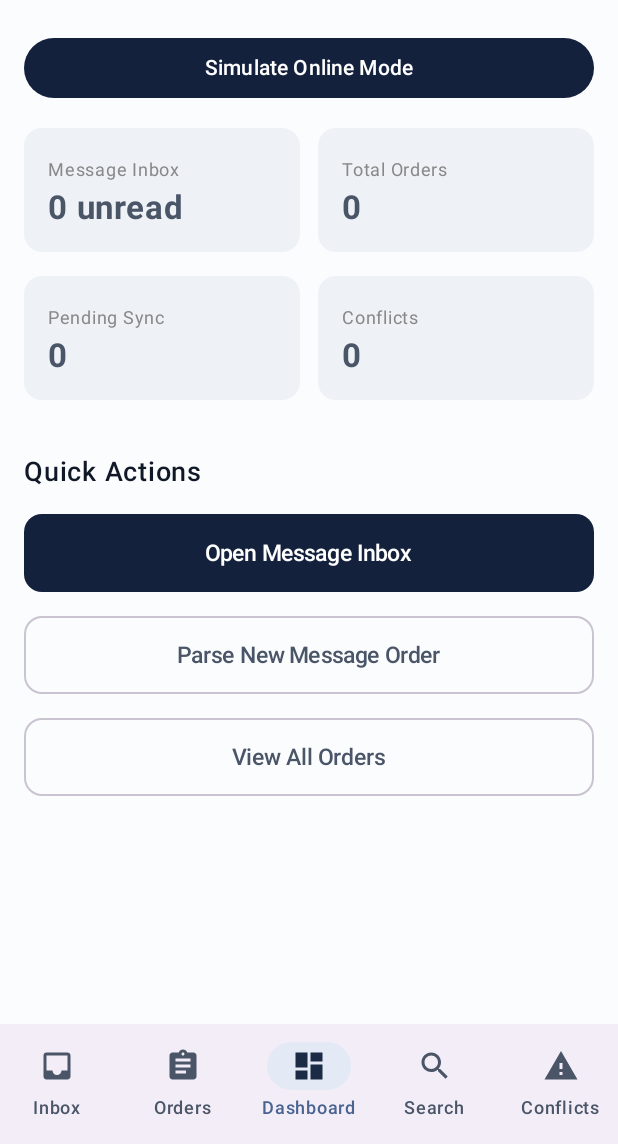
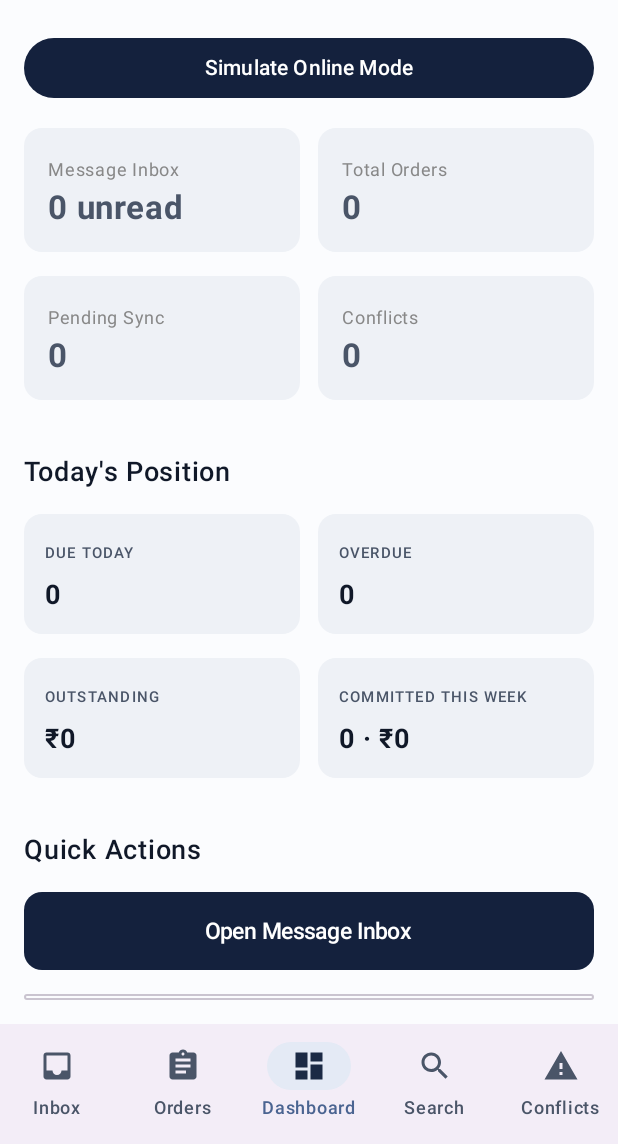
Before and after one commit to nakul09i/DevCraft, an Android app built with Jetpack Compose: the screen it shows after launch (MainActivity), item 3 of the bottom bar chosen, on a phone screen of 412 x 824 dp, the part 92-1236 px from its top. Run offline under Robolectric (Android 15) with nearby library versions, the phone set to English and light mode, and no system bars; our stand-ins replace Room's generated code.

Commit message:
fix(query): add offline operational query layer
Answers the operational questions with local SQL only; no network on any
of these paths.

- what is due today            getDueOn
- what is overdue              getOverdue
- how much is outstanding      getOutstandingTotal
- which customers owe money    getCustomerBalances
- what did they order last     getLastOrderForCustomer (+ items = the
                               specifications used previously)
- committed capacity this week getCommittedValueBetween / CountBetween

dueDate is ISO-8601 text, so lexicographic comparison is chronological and
these are plain SQL comparisons with no date conversion.

Adds OperationalCalendar for the date windows, taking millis as a parameter
so it is unit-testable. Week is pinned to Monday-Sunday rather than the
locale default, so "this week" means the same thing on every device.

Surfaced on the dashboard as a "Today's Position" tile row, with overdue
using the error container when non-zero.

Caveat on "outstanding": there is no payments table, so this is the value
of orders not yet completed or cancelled - a commitment total, not an
accounts-receivable balance.

7 OperationalCalendar tests including month and year boundary crossing.
The DAO SQL itself needs an instrumented test to execute; that is not
covered by JVM unit tests.

Verified: assembleDebug BUILD SUCCESSFUL, 57/57 unit tests pass.

Co-Authored-By: Claude Opus 5 (1M context) <noreply@anthropic.com>

```diff
--- a/app/src/main/java/com/devcraft/MainActivity.kt
+++ b/app/src/main/java/com/devcraft/MainActivity.kt
@@ -110,12 +110,23 @@ class MainActivity : ComponentActivity() {
                         }
 
                         composable("dashboard") {
+                            val dueToday by viewModel.dueToday.collectAsState()
+                            val overdue by viewModel.overdue.collectAsState()
+                            val outstanding by viewModel.outstandingTotal.collectAsState()
+                            val committedCount by viewModel.committedThisWeekCount.collectAsState()
+                            val committedValue by viewModel.committedThisWeekValue.collectAsState()
+
                             DashboardScreen(
                                 isOnline = isOnline,
                                 totalOrders = orders.size,
                                 unreadMessageCount = unreadMsgCount,
                                 pendingSyncCount = pendingOps.size,
                                 conflictCount = conflicts.size,
+                                dueTodayCount = dueToday.size,
+                                overdueCount = overdue.size,
+                                outstandingTotal = outstanding,
+                                committedThisWeekCount = committedCount,
+                                committedThisWeekValue = committedValue,
                                 onToggleNetwork = { viewModel.toggleNetworkStatus() },
                                 onNavigateInbox = { navController.navigate("inbox") },
                                 onNavigateNewOrder = { navController.navigate("new_order") },
--- a/app/src/main/java/com/devcraft/data/local/dao/OrderDao.kt
+++ b/app/src/main/java/com/devcraft/data/local/dao/OrderDao.kt
@@ -12,6 +12,13 @@ data class OrderWithItems(
         entityColumn = "orderId"
     )
     val items: List<OrderItemEntity>
+)
+
+/** Outstanding balance per customer, for the "who owes money" query. */
+data class CustomerBalance(
+    val customerName: String,
+    val outstanding: Double,
+    val openOrders: Int,
 )
 
 @Dao
@@ -32,6 +39,74 @@ interface OrderDao {
     @Transaction
     @Query("SELECT * FROM orders WHERE rawMessage LIKE '%' || :query || '%' OR customerName LIKE '%' || :query || '%' ORDER BY createdAt DESC")
     fun searchOrders(query: String): Flow<List<OrderWithItems>>
+
+    // --- Operational queries. All local SQL: no network on any of these paths. ---
+    // dueDate is ISO-8601 text, so lexicographic comparison is chronological.
+
+    /** "What is due today?" */
+    @Transaction
+    @Query(
+        "SELECT * FROM orders WHERE dueDate = :todayIso " +
+            "AND status NOT IN ('COMPLETED', 'CANCELLED') ORDER BY createdAt DESC"
+    )
+    fun getDueOn(todayIso: String): Flow<List<OrderWithItems>>
+
+    /** "What is overdue?" */
+    @Transaction
+    @Query(
+        "SELECT * FROM orders WHERE dueDate IS NOT NULL AND dueDate != '' " +
+            "AND dueDate < :todayIso AND status NOT IN ('COMPLETED', 'CANCELLED') " +
+            "ORDER BY dueDate ASC"
+    )
+    fun getOverdue(todayIso: String): Flow<List<OrderWithItems>>
+
+    /**
+     * "How much is outstanding?" Outstanding means the value of orders not yet
+     * completed or cancelled; there is no separate payments table, so this is a
+     * commitment total rather than an accounts-receivable balance.
+     */
+    @Query("SELECT COALESCE(SUM(totalAmount), 0) FROM orders WHERE status NOT IN ('COMPLETED', 'CANCELLED')")
+    fun getOutstandingTotal(): Flow<Double>
+
+    /** "Which customers owe money?" */
+    @Query(
+        "SELECT customerName AS customerName, COALESCE(SUM(totalAmount), 0) AS outstanding, " +
+            "COUNT(*) AS openOrders FROM orders " +
+            "WHERE status NOT IN ('COMPLETED', 'CANCELLED') AND customerName IS NOT NULL " +
+            "GROUP BY customerName HAVING outstanding > 0 ORDER BY outstanding DESC"
+    )
+    fun getCustomerBalances(): Flow<List<CustomerBalance>>
+
+    /**
+     * "What did this customer order last time?" and, via its items,
+     * "what specifications were used previously?"
+     */
+    @Transaction
+    @Query(
+        "SELECT * FROM orders WHERE customerName = :name COLLATE NOCASE " +
+            "ORDER BY createdAt DESC LIMIT 1"
+    )
+    suspend fun getLastOrderForCustomer(name: String): OrderWithItems?
+
+    /** Full history for a customer, newest first. */
+    @Transaction
+    @Query(
+        "SELECT * FROM orders WHERE customerName = :name COLLATE NOCASE ORDER BY createdAt DESC"
+    )
+    fun getOrdersForCustomer(name: String): Flow<List<OrderWithItems>>
+
+    /** "What is committed capacity this week?" */
+    @Query(
+        "SELECT COALESCE(SUM(totalAmount), 0) FROM orders " +
+            "WHERE dueDate BETWEEN :startIso AND :endIso AND status NOT IN ('COMPLETED', 'CANCELLED')"
+    )
+    fun getCommittedValueBetween(startIso: String, endIso: String): Flow<Double>
+
+    @Query(
+        "SELECT COUNT(*) FROM orders " +
+            "WHERE dueDate BETWEEN :startIso AND :endIso AND status NOT IN ('COMPLETED', 'CANCELLED')"
+    )
+    fun getCommittedCountBetween(startIso: String, endIso: String): Flow<Int>
 
     /** Open orders that still have a due date, for re-arming alarms after reboot. */
     @Query(
--- /dev/null
+++ b/app/src/main/java/com/devcraft/domain/OperationalCalendar.kt
@@ -0,0 +1,36 @@
+package com.devcraft.domain
+
+import java.text.SimpleDateFormat
+import java.util.Calendar
+import java.util.Locale
+
+/**
+ * Date windows for the operational queries. Order due dates are stored as
+ * ISO-8601 `yyyy-MM-dd` text, which sorts and compares lexicographically, so
+ * every "due today / overdue / this week" question is a plain SQL comparison.
+ *
+ * Millis are passed in rather than read from the clock so this is unit-testable.
+ */
+object OperationalCalendar {
+
+    private fun formatter() = SimpleDateFormat("yyyy-MM-dd", Locale.US)
+
+    fun isoDate(millis: Long): String = formatter().format(java.util.Date(millis))
+
+    fun today(nowMillis: Long = System.currentTimeMillis()): String = isoDate(nowMillis)
+
+    /**
+     * Monday-to-Sunday window containing [nowMillis], as inclusive ISO bounds.
+     * Week start is pinned to Monday rather than taken from the locale, so
+     * "committed capacity this week" means the same thing on every device.
+     */
+    fun weekWindow(nowMillis: Long = System.currentTimeMillis()): Pair<String, String> {
+        val cal = Calendar.getInstance().apply { timeInMillis = nowMillis }
+        // Calendar: SUNDAY=1..SATURDAY=7. Normalise to Monday=0..Sunday=6.
+        val mondayOffset = (cal.get(Calendar.DAY_OF_WEEK) + 5) % 7
+        cal.add(Calendar.DAY_OF_YEAR, -mondayOffset)
+        val start = isoDate(cal.timeInMillis)
+        cal.add(Calendar.DAY_OF_YEAR, 6)
+        return start to isoDate(cal.timeInMillis)
+    }
+}
--- a/app/src/main/java/com/devcraft/ui/MainViewModel.kt
+++ b/app/src/main/java/com/devcraft/ui/MainViewModel.kt
@@ -6,7 +6,9 @@ import androidx.lifecycle.viewModelScope
 import androidx.room.withTransaction
 import com.devcraft.DevCraftApplication
 import com.devcraft.alerts.LocalAlertScheduler
+import com.devcraft.data.local.dao.CustomerBalance
 import com.devcraft.data.local.dao.OrderWithItems
+import com.devcraft.domain.OperationalCalendar
 import com.devcraft.data.local.entities.*
 import com.devcraft.domain.model.ParsedItem
 import com.devcraft.domain.model.ParsedMessage
@@ -94,6 +96,38 @@ class MainViewModel(application: Application) : AndroidViewModel(application) {
 
     val conflicts: StateFlow<List<ConflictEntity>> = conflictDao.getAllConflicts()
         .stateIn(viewModelScope, SharingStarted.WhileSubscribed(5000), emptyList())
+
+    // --- Operational queries. Entirely local; answerable in airplane mode. ---
+
+    private val today = OperationalCalendar.today()
+    private val weekWindow = OperationalCalendar.weekWindow()
+
+    val dueToday: StateFlow<List<OrderWithItems>> = orderDao.getDueOn(today)
+        .stateIn(viewModelScope, SharingStarted.WhileSubscribed(5000), emptyList())
+
+    val overdue: StateFlow<List<OrderWithItems>> = orderDao.getOverdue(today)
+        .stateIn(viewModelScope, SharingStarted.WhileSubscribed(5000), emptyList())
+
+    val outstandingTotal: StateFlow<Double> = orderDao.getOutstandingTotal()
+        .stateIn(viewModelScope, SharingStarted.WhileSubscribed(5000), 0.0)
+
+    val customerBalances: StateFlow<List<CustomerBalance>> = orderDao.getCustomerBalances()
+        .stateIn(viewModelScope, SharingStarted.WhileSubscribed(5000), emptyList())
+
+    val committedThisWeekValue: StateFlow<Double> =
+        orderDao.getCommittedValueBetween(weekWindow.first, weekWindow.second)
+            .stateIn(viewModelScope, SharingStarted.WhileSubscribed(5000), 0.0)
+
+    val committedThisWeekCount: StateFlow<Int> =
+        orderDao.getCommittedCountBetween(weekWindow.first, weekWindow.second)
+            .stateIn(viewModelScope, SharingStarted.WhileSubscribed(5000), 0)
+
+    /** "What did this customer order last time, and with what specifications?" */
+    suspend fun lastOrderFor(customerName: String): OrderWithItems? =
+        withContext(Dispatchers.IO) { orderDao.getLastOrderForCustomer(customerName) }
+
+    fun ordersForCustomer(name: String): Flow<List<OrderWithItems>> =
+        orderDao.getOrdersForCustomer(name)
 
     private val _searchQuery = MutableStateFlow("")
     val searchQuery: StateFlow<String> = _searchQuery.asStateFlow()
--- a/app/src/main/java/com/devcraft/ui/screens/DashboardScreen.kt
+++ b/app/src/main/java/com/devcraft/ui/screens/DashboardScreen.kt
@@ -20,6 +20,11 @@ fun DashboardScreen(
     unreadMessageCount: Int,
     pendingSyncCount: Int,
     conflictCount: Int,
+    dueTodayCount: Int,
+    overdueCount: Int,
+    outstandingTotal: Double,
+    committedThisWeekCount: Int,
+    committedThisWeekValue: Double,
     onToggleNetwork: () -> Unit,
     onNavigateInbox: () -> Unit,
     onNavigateNewOrder: () -> Unit,
@@ -75,6 +80,44 @@ fun DashboardScreen(
 
         Spacer(modifier = Modifier.height(4.dp))
 
+        // Operational answers, all from local SQL - no network involved.
+        Text(text = "Today's Position", fontSize = 18.sp, fontWeight = FontWeight.SemiBold)
+
+        Row(horizontalArrangement = Arrangement.spacedBy(12.dp), modifier = Modifier.fillMaxWidth()) {
+            OperationalTile(
+                label = "Due Today",
+                value = "$dueTodayCount",
+                emphasis = dueTodayCount > 0,
+                modifier = Modifier.weight(1f),
+                onClick = onNavigateOrders,
+            )
+            OperationalTile(
+                label = "Overdue",
+                value = "$overdueCount",
+                emphasis = overdueCount > 0,
+                isAlert = overdueCount > 0,
+                modifier = Modifier.weight(1f),
+                onClick = onNavigateOrders,
+            )
+        }
+
+        Row(horizontalArrangement = Arrangement.spacedBy(12.dp), modifier = Modifier.fillMaxWidth()) {
+            OperationalTile(
+                label = "Outstanding",
+                value = "₹${"%,.0f".format(outstandingTotal)}",
+                modifier = Modifier.weight(1f),
+                onClick = onNavigateOrders,
+            )
+            OperationalTile(
+                label = "Committed This Week",
+                value = "$committedThisWeekCount · ₹${"%,.0f".format(committedThisWeekValue)}",
+                modifier = Modifier.weight(1f),
+                onClick = onNavigateOrders,
+            )
+        }
+
+        Spacer(modifier = Modifier.height(4.dp))
+
         // Quick Actions
         Text(text = "Quick Actions", fontSize = 18.sp, fontWeight = FontWeight.SemiBold)
 
@@ -105,6 +148,44 @@ fun DashboardScreen(
 }
 
 @Composable
+private fun OperationalTile(
+    label: String,
+    value: String,
+    modifier: Modifier = Modifier,
+    emphasis: Boolean = false,
+    isAlert: Boolean = false,
+    onClick: () -> Unit = {},
+) {
+    val container = when {
+        isAlert -> MaterialTheme.colorScheme.errorContainer
+        emphasis -> MaterialTheme.colorScheme.primaryContainer
+        else -> MaterialTheme.colorScheme.surfaceVariant
+    }
+    Card(
+        onClick = onClick,
+        modifier = modifier,
+        colors = CardDefaults.cardColors(containerColor = container),
+    ) {
+        Column(modifier = Modifier.padding(14.dp)) {
+            Text(
+                text = label.uppercase(),
+                fontSize = 10.sp,
+                letterSpacing = 0.8.sp,
+                fontWeight = FontWeight.SemiBold,
+                color = MaterialTheme.colorScheme.onSurfaceVariant,
+            )
+            Spacer(modifier = Modifier.height(4.dp))
+            Text(
+                text = value,
+                fontSize = 18.sp,
+                fontWeight = FontWeight.Bold,
+                color = if (isAlert) MaterialTheme.colorScheme.error else MaterialTheme.colorScheme.onSurface,
+            )
+        }
+    }
+}
+
+@Composable
 fun MetricCard(title: String, value: String, modifier: Modifier = Modifier, onClick: () -> Unit) {
     Card(
         onClick = onClick,
```
Also changed, not shown: 1 other file.
